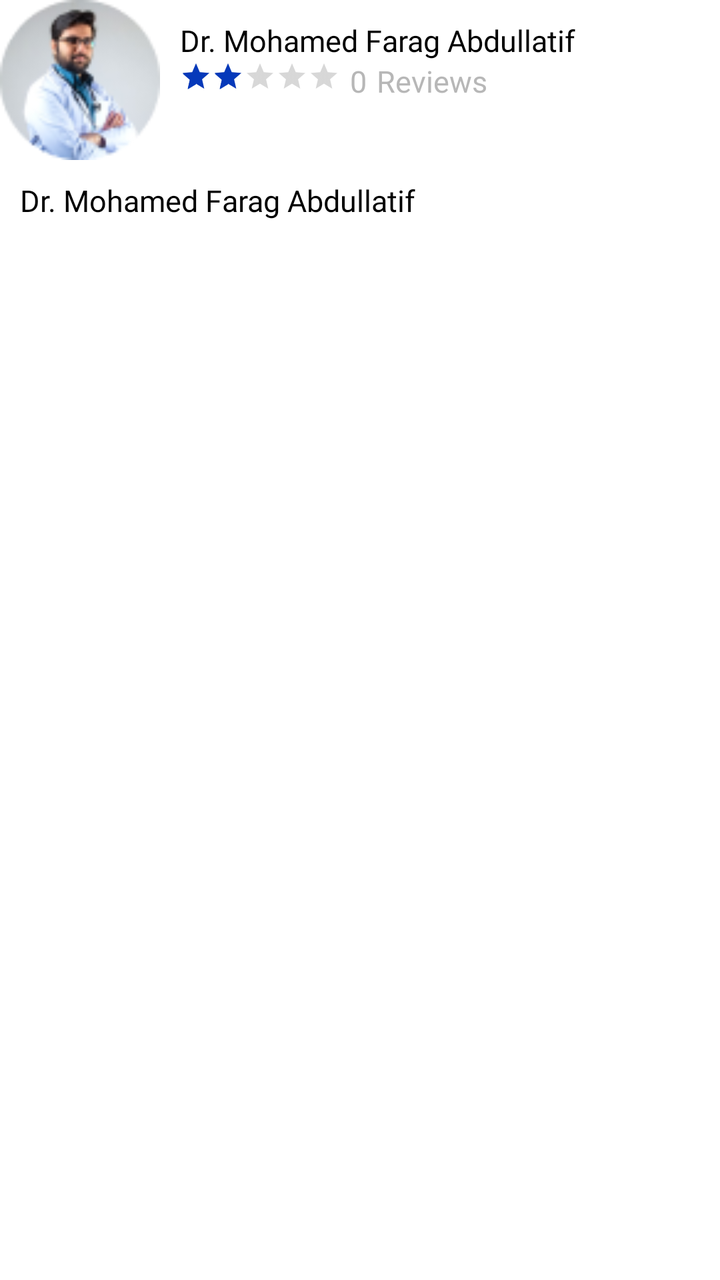
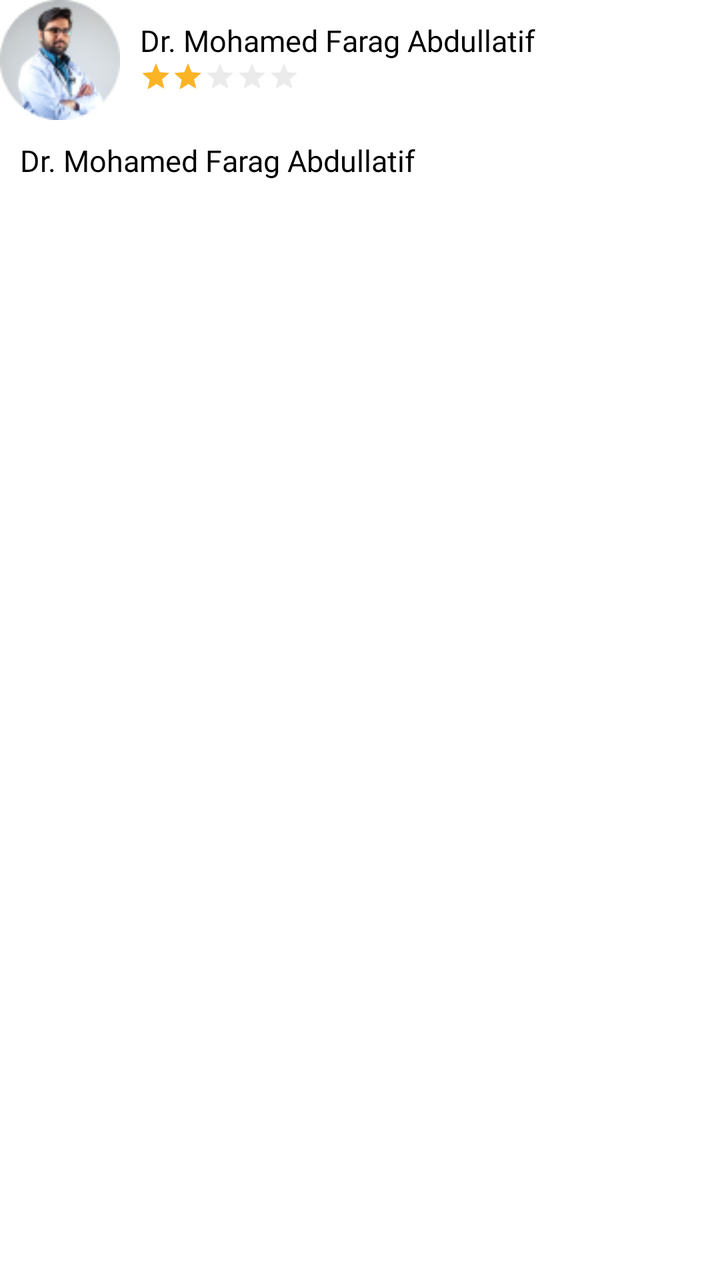

The first picture is an Android layout as it rendered before a commit; the second is the same layout after the commit. The layout source and the unified diff follow.
<!-- AndroidManifest.xml: application theme Theme.NewDesign -->
<!-- res/layout/item_layout_reviews.xml -->
<?xml version="1.0" encoding="utf-8"?>
<layout xmlns:android="http://schemas.android.com/apk/res/android"
    xmlns:app="http://schemas.android.com/apk/res-auto">

    <androidx.constraintlayout.widget.ConstraintLayout
            android:id="@+id/layout_doctorsDetail"
            android:layout_width="match_parent"
            android:layout_height="wrap_content"
            android:layout_margin="10dp"
            app:layout_constraintEnd_toEndOf="parent"
            app:layout_constraintStart_toStartOf="parent"
            app:layout_constraintTop_toTopOf="parent">

        <com.google.android.material.imageview.ShapeableImageView
                android:id="@+id/iv_doctorProfile"
                android:layout_width="80dp"
                android:layout_height="80dp"
                android:src="@drawable/ic_docspecialization"
                app:layout_constraintStart_toStartOf="parent"
                app:layout_constraintTop_toTopOf="parent" />

        <androidx.appcompat.widget.AppCompatTextView
                android:id="@+id/tv_doctorName"
                android:layout_width="0dp"
                android:layout_height="wrap_content"
                android:layout_marginStart="10dp"
                android:layout_marginTop="10dp"
                android:fontFamily="@font/avenirltstd_roman"
                android:gravity="start"
                android:text="Dr. Mohamed Farag Abdullatif"
                android:textColor="@color/black"
                android:textSize="15sp"
                app:layout_constraintStart_toEndOf="@+id/iv_doctorProfile"
                app:layout_constraintTop_toTopOf="@+id/iv_doctorProfile" />

        <com.google.android.material.imageview.ShapeableImageView
                android:id="@+id/iv_star"
                android:layout_width="18dp"
                android:layout_height="15dp"
                android:layout_marginStart="10dp"
                android:adjustViewBounds="true"
                android:visibility="gone"
                android:src="@drawable/ic_star"
                app:layout_constraintBottom_toBottomOf="parent"
                app:layout_constraintStart_toEndOf="@+id/iv_doctorProfile"
                app:layout_constraintTop_toBottomOf="@+id/tv_doctorName" />


        <androidx.appcompat.widget.AppCompatTextView
                android:id="@+id/Reviews"
                android:layout_width="0dp"
                android:layout_height="wrap_content"
                android:layout_marginStart="5dp"
                android:fontFamily="@font/avenirltstd_roman"
                android:gravity="start"
                android:layout_marginTop="@dimen/_5sdp"
                android:text="0"
                android:textColor="@color/gray"
                android:textSize="15sp"
                app:layout_constraintStart_toEndOf="@+id/ratingBar"
                app:layout_constraintTop_toBottomOf="@+id/tv_doctorName" />
        <androidx.appcompat.widget.AppCompatTextView
                android:id="@+id/tv_Reviews"
                android:layout_width="0dp"
                android:layout_height="wrap_content"
                android:layout_marginStart="5dp"
                android:fontFamily="@font/avenirltstd_roman"
                android:gravity="start"
                android:layout_marginTop="@dimen/_5sdp"
                android:text="@string/reviews"
                android:textColor="@color/gray"
                android:textSize="15sp"
                app:layout_constraintStart_toEndOf="@+id/Reviews"
                app:layout_constraintEnd_toEndOf="parent"
                app:layout_constraintTop_toBottomOf="@+id/tv_doctorName" />

        <androidx.appcompat.widget.AppCompatRatingBar
                android:id="@+id/ratingBar"
                android:layout_width="wrap_content"
                android:layout_height="wrap_content"
                android:layout_marginStart="10dp"
                app:layout_constraintTop_toBottomOf="@+id/tv_doctorName"
                app:layout_constraintStart_toEndOf="@+id/iv_star"
                android:rating="2"
                android:layout_marginTop="@dimen/_5sdp"
                style="?android:attr/ratingBarStyleSmall"
                android:transformPivotX="0dp"
                android:transformPivotY="0dp"
                android:isIndicator="true"
                android:minHeight="@dimen/_10sdp"
                android:minWidth="@dimen/_5sdp"

        />


        <androidx.appcompat.widget.AppCompatTextView
                android:id="@+id/tv_reviewsDetails"
                android:layout_width="0dp"
                android:layout_height="wrap_content"
                android:layout_marginStart="10dp"
                android:layout_marginTop="10dp"
                android:layout_marginEnd="10dp"
                android:fontFamily="@font/avenirltstd_roman"
                android:gravity="start"
                android:text="Dr. Mohamed Farag Abdullatif"
                android:textColor="@color/black"
                android:textSize="15sp"
                app:layout_constraintStart_toStartOf="parent"
                app:layout_constraintEnd_toEndOf="parent"
                app:layout_constraintTop_toBottomOf="@+id/iv_doctorProfile" />

    </androidx.constraintlayout.widget.ConstraintLayout>

</layout>
<!-- resources referenced by this layout -->
<resources>
  <color name="black">#FF000000</color>
  <color name="gray">#B7B7B7</color>
  <!-- drawable ic_docspecialization: png bitmap (drawable, 7701 bytes) -->
  <!-- drawable ic_star (drawable) -->
  <vector xmlns:android="http://schemas.android.com/apk/res/android"
      android:width="13dp"
      android:height="13dp"
      android:viewportWidth="13"
      android:viewportHeight="13">
    <path
        android:pathData="M9.706,7.757C9.565,7.893 9.501,8.089 9.533,8.282L10.014,10.947C10.055,11.173 9.96,11.402 9.771,11.532C9.585,11.668 9.339,11.684 9.137,11.575L6.738,10.324C6.655,10.28 6.562,10.256 6.467,10.253H6.32C6.269,10.261 6.22,10.277 6.174,10.302L3.774,11.559C3.656,11.619 3.522,11.64 3.39,11.619C3.069,11.558 2.855,11.253 2.908,10.93L3.39,8.265C3.422,8.071 3.357,7.873 3.217,7.735L1.261,5.839C1.098,5.681 1.041,5.442 1.115,5.227C1.188,5.013 1.373,4.856 1.597,4.821L4.289,4.43C4.494,4.409 4.674,4.285 4.766,4.101L5.952,1.668C5.98,1.614 6.016,1.564 6.06,1.522L6.109,1.484C6.135,1.456 6.164,1.433 6.196,1.414L6.255,1.392L6.347,1.354H6.575C6.779,1.375 6.958,1.497 7.052,1.679L8.254,4.101C8.341,4.278 8.509,4.401 8.704,4.43L11.396,4.821C11.623,4.853 11.813,5.01 11.889,5.227C11.96,5.444 11.898,5.683 11.732,5.839L9.706,7.757Z"
        android:fillColor="#FCB427"/>
  </vector>
  <string name="reviews">Reviews</string>
  <style name="Theme.NewDesign" parent="Theme.MaterialComponents.Light.NoActionBar">
          
          <item name="colorPrimary">@color/purple_500</item>
          <item name="colorPrimaryVariant">@color/purple_700</item>
          <item name="colorOnPrimary">@color/white</item>
          
          <item name="colorSecondary">#0639BA</item>
          <item name="colorSecondaryVariant">@color/teal_700</item>
          <item name="colorOnSecondary">@color/black</item>
          
          <item name="android:statusBarColor">?attr/colorPrimaryVariant</item>
          
      </style>
  <color name="purple_500">#FF6200EE</color>
  <color name="purple_700">#FF3700B3</color>
  <color name="white">#FFFFFFFF</color>
  <color name="teal_700">#FF018786</color>
</resources>

<!-- the commit's change to res/layout/item_layout_reviews.xml (unified diff, before → after) -->
@@ -7,14 +7,16 @@
             android:layout_width="match_parent"
             android:layout_height="wrap_content"
             android:layout_margin="10dp"
+            android:background="@drawable/bg_edittext"
             app:layout_constraintEnd_toEndOf="parent"
             app:layout_constraintStart_toStartOf="parent"
             app:layout_constraintTop_toTopOf="parent">
 
         <com.google.android.material.imageview.ShapeableImageView
                 android:id="@+id/iv_doctorProfile"
-                android:layout_width="80dp"
-                android:layout_height="80dp"
+                android:layout_width="60dp"
+                android:layout_height="60dp"
+                android:layout_margin="@dimen/_5sdp"
                 android:src="@drawable/ic_docspecialization"
                 app:layout_constraintStart_toStartOf="parent"
                 app:layout_constraintTop_toTopOf="parent" />
@@ -55,6 +57,7 @@
                 android:gravity="start"
                 android:layout_marginTop="@dimen/_5sdp"
                 android:text="0"
+                android:visibility="gone"
                 android:textColor="@color/gray"
                 android:textSize="15sp"
                 app:layout_constraintStart_toEndOf="@+id/ratingBar"
@@ -68,6 +71,7 @@
                 android:gravity="start"
                 android:layout_marginTop="@dimen/_5sdp"
                 android:text="@string/reviews"
+                android:visibility="gone"
                 android:textColor="@color/gray"
                 android:textSize="15sp"
                 app:layout_constraintStart_toEndOf="@+id/Reviews"
@@ -82,6 +86,7 @@
                 app:layout_constraintTop_toBottomOf="@+id/tv_doctorName"
                 app:layout_constraintStart_toEndOf="@+id/iv_star"
                 android:rating="2"
+                android:theme="@style/ratingBar"
                 android:layout_marginTop="@dimen/_5sdp"
                 style="?android:attr/ratingBarStyleSmall"
                 android:transformPivotX="0dp"
<!-- resource entries referenced after the edit -->
@@ -2,6 +2,15 @@
 <resources>
   <color name="black">#FF000000</color>
   <color name="gray">#B7B7B7</color>
+  <!-- drawable bg_edittext (drawable) -->
+  <?xml version="1.0" encoding="utf-8"?>
+  <shape xmlns:android="http://schemas.android.com/apk/res/android"
+      android:shape="rectangle"
+      >
+  
+      <solid android:color="@color/white"/>
+      <corners android:radius="10dp"/>
+  </shape>
   <!-- drawable ic_docspecialization: png bitmap (drawable, 7701 bytes) -->
   <!-- drawable ic_star (drawable) -->
   <vector xmlns:android="http://schemas.android.com/apk/res/android"
@@ -14,6 +23,13 @@
         android:fillColor="#FCB427"/>
   </vector>
   <string name="reviews">Reviews</string>
+  <style name="ratingBar" parent="Widget.AppCompat.RatingBar">
+          
+          <item name="colorControlNormal">#4D000000</item>
+          
+          <item name="colorControlActivated">#FCB427</item>
+  
+      </style>
   <style name="Theme.NewDesign" parent="Theme.MaterialComponents.Light.NoActionBar">
           
           <item name="colorPrimary">@color/purple_500</item>
